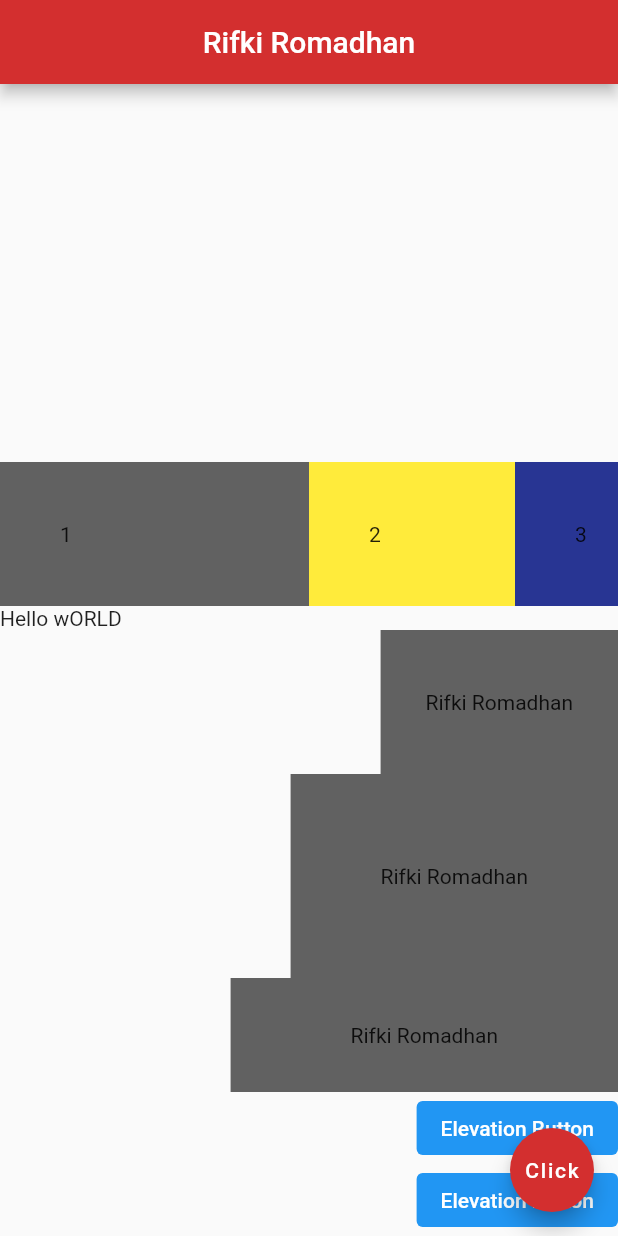
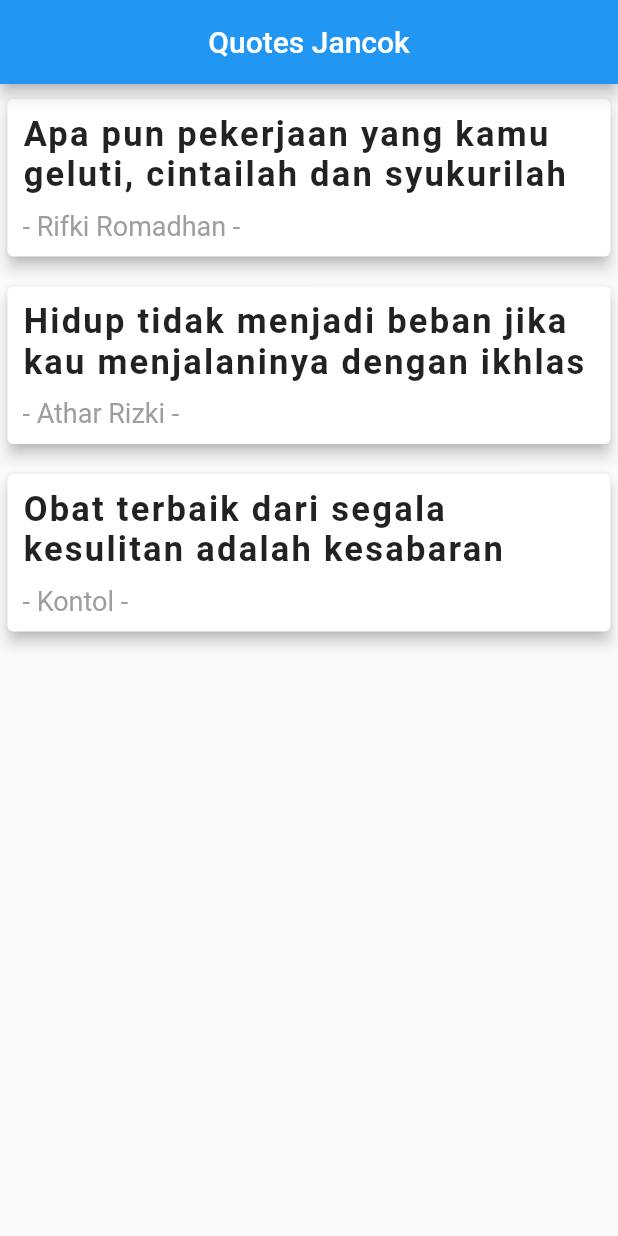
Before and after one commit to IkkiRama/Belajar-Flutter, a Flutter app: the screen it shows after launch, on a phone screen of 412 x 824 dp. Run offline on Flutter 3.47's test engine with Material 2 defaults, Android fonts, the light colour scheme and no system bars.

Commit message:
add Rifki Romadhan ID project, statefull widget, Extracting Widgets to the new file

```diff
--- /dev/null
+++ b/lib/QuoteCardClass.dart
@@ -0,0 +1,42 @@
+import 'package:flutter/material.dart';
+import './quotes.dart';
+
+class QuoteCard extends StatelessWidget {
+  final Quote quote;
+  QuoteCard({required this.quote});
+
+  @override
+  Widget build(BuildContext context) {
+    return Card(
+      color: Colors.white,
+      elevation: 4,
+      margin: EdgeInsets.symmetric(horizontal: 5, vertical: 10),
+      child: Padding(
+        padding: const EdgeInsets.all(10.0),
+        child: Column(
+          mainAxisAlignment: MainAxisAlignment.center,
+          crossAxisAlignment: CrossAxisAlignment.stretch,
+          children: <Widget>[
+            Text(
+              quote.text,
+              style: TextStyle(
+                fontSize: 23,
+                fontWeight: FontWeight.w600,
+                letterSpacing: 1.5,
+              ),
+            ),
+            SizedBox(height: 10),
+            Text(
+                "- ${quote.author} -",
+                style: TextStyle(
+                  fontSize: 18,
+                  color: Colors.grey,
+                  fontWeight: FontWeight.w400,
+                )
+            )
+          ],
+        ),
+      ),
+    );
+  }
+}
--- a/lib/main.dart
+++ b/lib/main.dart
@@ -1,210 +1,157 @@
 import 'package:flutter/material.dart';
+import './quotes.dart';
+import "./QuoteCardClass.dart";
 
-void main() => runApp(MaterialApp(home: Home()));
+// void main() => runApp(const MaterialApp(home: Home()));
 
-class Home extends StatelessWidget {
-  const Home({Key? key}) : super(key: key);
+void main() => runApp(const MaterialApp(home: Quotes()));
+
+
+
+class Quotes extends StatefulWidget {
+  const Quotes({Key? key}) : super(key: key);
+
+  @override
+  State<Quotes> createState() => _QuotesState();
+}
+
+class _QuotesState extends State<Quotes> {
+
+  List<Quote> quotes = [
+    Quote(
+        text:"Apa pun pekerjaan yang kamu geluti, cintailah dan syukurilah",
+        author: "Rifki Romadhan"
+    ),
+    Quote(
+      text:"Hidup tidak menjadi beban jika kau menjalaninya dengan ikhlas",
+      author:"Athar Rizki"
+    ),
+    Quote(
+      text: "Obat terbaik dari segala kesulitan adalah kesabaran",
+      author: "Kontol"
+    )
+  ];
+
+
 
   @override
   Widget build(BuildContext context) {
     return Scaffold(
       appBar: AppBar(
-          title: const Text("Rifki Romadhan"),
+        title: Text("Quotes Jancok"),
         centerTitle: true,
-          backgroundColor: Colors.red[700],
       ),
       body: Column(
-          mainAxisAlignment: MainAxisAlignment.end,
-          crossAxisAlignment: CrossAxisAlignment.end,
+        children: quotes.map((quote) =>
+            QuoteCard(quote:quote)).toList(),
+      ),
+    );
+  }
+}
+
+
+
+
+
+
+
+
+
+
+
+class Home extends StatefulWidget {
+  const Home({super.key});
+  @override
+  State<Home> createState() => _HomeState();
+}
+
+class _HomeState extends State<Home> {
+  int pacar = 0;
+
+  @override
+  Widget build(BuildContext context) {
+    return Scaffold(
+        backgroundColor: Colors.grey[900],
+        appBar: AppBar(
+          title: const Text("Rifki Romadhan ID Card"),
+          centerTitle: true,
+          elevation: 0,
+          backgroundColor: Colors.grey[850],
+        ),
+        body: Padding(
+          padding: EdgeInsets.fromLTRB(40, 40, 40, 0),
+          child: Column(
+            crossAxisAlignment: CrossAxisAlignment.start,
             children: <Widget>[
+              Center(
+                child: CircleAvatar(
+                  backgroundImage: AssetImage("assets/gua.jpg"),
+                  radius: 60,
+                ),
+              ),
+              Divider(
+                height: 60,
+                color: Colors.grey,
+              ),
+              Text(
+                "NAME",
+                style: TextStyle(letterSpacing: 1.2, color: Colors.grey[400]),
+              ),
+              SizedBox(height: 10),
+              Text("Rifki Romadhan",
+                  style: TextStyle(
+                      fontSize: 32,
+                      color: Colors.amberAccent[200],
+                      fontWeight: FontWeight.w700,
+                      )),
+              SizedBox(height: 20),
+              Text(
+                "GIRLFRIEND",
+                style: TextStyle(letterSpacing: 1.2, color: Colors.grey[400]),
+              ),
+              SizedBox(height: 10),
+              Text("$pacar",
+                  style: TextStyle(
+                      fontSize: 32,
+                      color: Colors.amberAccent[200],
+                      fontWeight: FontWeight.w700)),
+              SizedBox(height: 20),
               Row(
                 children: <Widget>[
-                Expanded(
-                  flex: 3,
-                  child: Container(
-                    padding: EdgeInsets.all(40),
-                    child: Text("1"),
-                    color: Colors.grey[700],
+                  ElevatedButton(
+                      style: ButtonStyle(
+                          backgroundColor: MaterialStateProperty.all(Colors.blue)
                       ),
+                      onPressed: (){
+                        setState(() => pacar++);
+                      },
+                      child: Icon(Icons.add)
                   ),
-                Expanded(
-                  flex: 2,
-                  child: Container(
-                    padding: EdgeInsets.all(40),
-                    child: Text("2"),
-                    color: Colors.yellow,
+                  SizedBox(width: 20),
+                  ElevatedButton(
+                      style: ButtonStyle(
+                          backgroundColor: MaterialStateProperty.all(Colors.blue)
                       ),
+                      onPressed: () => (pacar > 0) ? setState(() {pacar--;}) : null,
+                      child: Icon(Icons.exposure_minus_1)
                   ),
-                Expanded(
-                  flex: 1,
-                  child: Container(
-                    padding: EdgeInsets.all(40),
-                    child: Text("3"),
-                    color: Colors.indigo[800],
+                ],
               ),
+              SizedBox(height: 20),
+              Row(
+                crossAxisAlignment: CrossAxisAlignment.center,
+                children: <Widget>[
+                  Icon(
+                    Icons.mail,
+                    color: Colors.grey,
+                  ),
+                  SizedBox(width: 10),
+                  Text("georgeikkirama@gmail.com",
+                      style: TextStyle(color: Colors.grey, fontSize: 18))
+                ],
               )
             ],
           ),
-            const Row(
-              children: <Widget>[
-                Text("Hello"),
-                Text(" wORLD"),
-              ],
-            ),
-            Container(
-              padding: const EdgeInsets.symmetric(horizontal: 30, vertical: 40),
-              color: Colors.grey[700],
-              child: const Text("Rifki Romadhan"),
-            ),
-            Container(
-              padding: const EdgeInsets.symmetric(horizontal: 60, vertical: 60),
-              color: Colors.grey[700],
-              child: const Text("Rifki Romadhan"),
-            ),
-            Container(
-              padding: const EdgeInsets.symmetric(horizontal: 80, vertical: 30),
-              color: Colors.grey[700],
-              child: const Text("Rifki Romadhan"),
-            ),
-            ElevatedButton(
-              onPressed: null,
-              child: Text("Elevation Button",
-                  style: TextStyle(color: Colors.white)),
-              style: ButtonStyle(
-                  backgroundColor: MaterialStateProperty.all(Colors.blue)),
-            ),
-            ElevatedButton(
-              onPressed: null,
-              child: Text("Elevation Button",
-                  style: TextStyle(color: Colors.white)),
-              style: ButtonStyle(
-                  backgroundColor: MaterialStateProperty.all(Colors.blue)),
-            ),
-          ],
-        ),
-
-        // body: Row(
-        //   mainAxisAlignment: MainAxisAlignment.spaceEvenly,
-        //   crossAxisAlignment: CrossAxisAlignment.end,
-        //   children: <Widget>[
-        //     Container(
-        //       // padding: const EdgeInsets.,
-        //       // padding: const EdgeInsets.only(left: 40, top: 50),
-        //       // padding: const EdgeInsets.fromLTRB(10, 30, 60, 100),
-        //       // padding: const EdgeInsets.symmetric(horizontal: 30, vertical: 15),
-        //       // padding: const EdgeInsets.all(30),
-        //       color: Colors.grey[700],
-        //       child: const Text("Rifki Romadhan"),
-        //     ),
-        //     ElevatedButton(
-        //       onPressed: null,
-        //       child: Text("Elevation Button",
-        //           style: TextStyle(color: Colors.white)),
-        //       style: ButtonStyle(
-        //           backgroundColor: MaterialStateProperty.all(Colors.blue)),
-        //     ),
-        //     Container(
-        //       padding: EdgeInsets.symmetric(horizontal: 40, vertical: 20),
-        //       color: Colors.yellow,
-        //       child: Text("JANCOK"),
-        //     )
-        //   ],
-        // ),
-
-        // body : Center(
-        //   child: ElevatedButton.icon(
-        //     onPressed: null,
-        //     icon: const Icon(Icons.message, color: Colors.white),
-        //     label: const Text("JANCOOOKKKK",
-        //         style: TextStyle(color: Colors.white)),
-        //     style: ButtonStyle(
-        //         shape: MaterialStateProperty.all<RoundedRectangleBorder>(
-        //             RoundedRectangleBorder(
-        //           borderRadius: BorderRadius.circular(18.0),
-        //         )),
-        //         backgroundColor: MaterialStateProperty.all(Colors.indigo[700])),
-        //   ),
-        // ),
-
-        // body:Center(
-        //     child: OutlinedButton(
-        //         onPressed: null,
-        //         child: Text("Outlined Button",
-        //             style: TextStyle(color: Colors.white)),
-        //         style: ButtonStyle(
-        //             backgroundColor:
-        //                 MaterialStateProperty.all(Colors.indigo.shade600)))),
-
-        // body: Center(
-        //   child: TextButton(
-        //       onPressed: null,
-        //       child: Text("Text Button",
-        //           style: TextStyle(
-        //               fontSize: 32,
-        //               fontWeight: FontWeight.bold,
-        //               color: Colors.white,
-        //               letterSpacing: .9)),
-        //       style: ButtonStyle(
-        //           backgroundColor: MaterialStateProperty.all(Colors.red[700]),
-        //           elevation: MaterialStateProperty.all(4))),
-        // ),
-
-        // body: Center(
-        //   child: ElevatedButton(
-        //     onPressed: null,
-        //     child: Text(
-        //       "Elevated Button",
-        //       style: TextStyle(
-        //           fontSize: 32,
-        //           fontWeight: FontWeight.w600,
-        //           color: Colors.white,
-        //           fontFamily: "IndieFlower"),
-        //     ),
-        //     style: ButtonStyle(
-        //         // minimumSize: MaterialStateProperty.all<Size>(250, 150),
-        //         backgroundColor: MaterialStateProperty.all(Colors.blue[700]),
-        //         elevation: MaterialStateProperty.all(4)),
-        //   ),
-        // ),
-
-        // body: Center(
-        //     child: Icon(
-        //   Icons.person_outline,
-        //   color: Colors.red[700],
-        //   size: 67,
-        // )),
-
-        // body: Center(
-        //     // child: Image(
-        //     //     // Online
-        //     //     // image: NetworkImage("https://registrasi.unsoed.ac.id/infomhs/foto/C1A022041"),
-        //     //     // Offline
-        //     //     // image: AssetImage("assets/img2.jpg"),
-        //     //     ),
-
-        //     child:
-        //         // Image.network(
-        //         //     "https://registrasi.unsoed.ac.id/infomhs/foto/C1A022041"),
-        //         Image.asset("assets/img1.jpg")),
-
-        // body: Center(
-        //   child: Text(
-        //     "Rifki Romadhan Kimak",
-        //     style: TextStyle(
-        //       fontSize: 32,
-        //       fontWeight: FontWeight.w600,
-        //       color: Colors.amber[700],
-        //       fontStyle: FontStyle.italic,
-        //       letterSpacing: 2,
-        //       fontFamily: "IndieFlower",
-        //       // fontFamily: "Belanosima"
-        //     ),
-        //   ),
-        // ),
-        floatingActionButton: FloatingActionButton(
-          onPressed: null,
-          child: Text("Click"),
-          backgroundColor: Colors.red[700],
         ));
   }
 }
--- /dev/null
+++ b/lib/quotes.dart
@@ -0,0 +1,6 @@
+class Quote {
+  String text;
+  String author;
+
+  Quote({this.text = "", this.author = ""});
+}
```
Also changed, not shown: lib/generated/assets.dart. Lines whose indentation alone changed are shown as unchanged.
